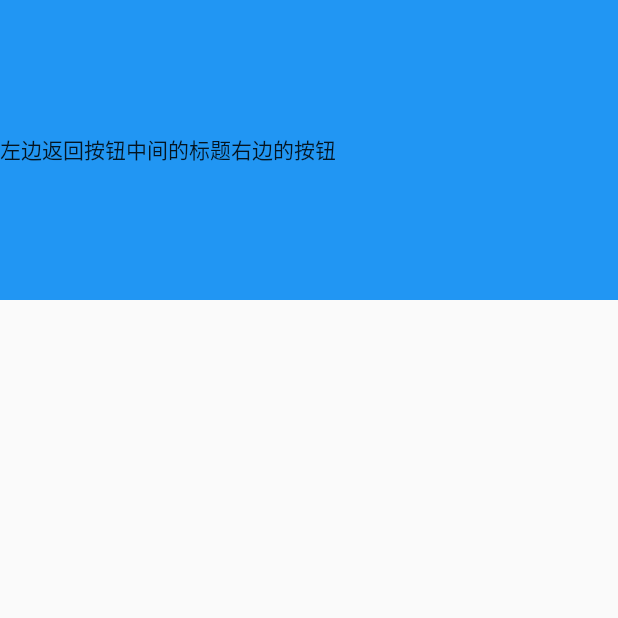
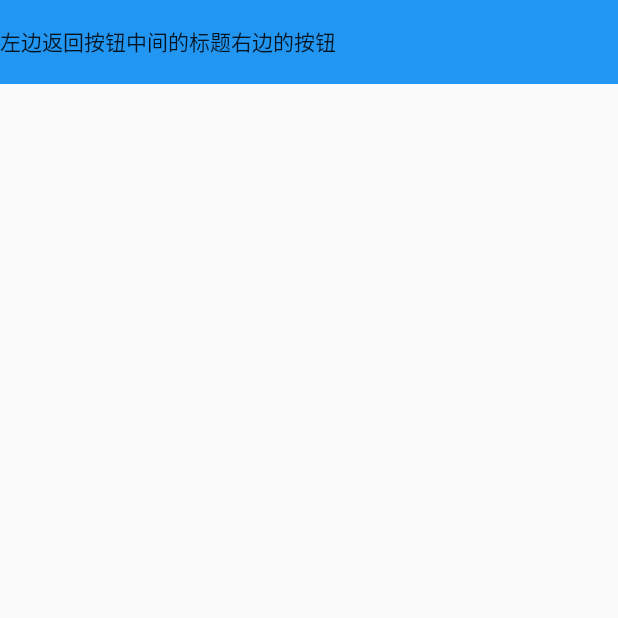
Before and after one commit to qianglifei/flutter_jwt, a Flutter app: the screen it shows after launch, on a phone screen of 412 x 824 dp, the top half of it. Run offline on Flutter 3.47's test engine with Material 2 defaults, Android fonts, the phone set to English and light mode, and no system bars; our stand-ins replace flutter_screenutil.

Commit message:
初始界面调整

```diff
--- a/lib/base/base_app_bar.dart
+++ b/lib/base/base_app_bar.dart
@@ -1,27 +1,15 @@
 import 'package:flutter/material.dart';
 import 'package:flutter/cupertino.dart';
-import 'package:flutter_screenutil/flutter_screenutil.dart';
-class BaseTitleAppBar extends StatefulWidget implements PreferredSizeWidget{
+class BaseTitleAppBar extends StatefulWidget{
   @override
   State<StatefulWidget> createState() => BaseTitleAppBarState();
-
-  @override
-  // TODO: implement preferredSize
-  Size get preferredSize => Size.fromHeight(200);
 }
 
 class BaseTitleAppBarState extends State<BaseTitleAppBar> {
   @override
   Widget build(BuildContext context) {
     // TODO: implement build
-    EdgeInsets edgeInsets = MediaQuery.of(context).padding;
-    double padding = edgeInsets.top;
-    return SafeArea(
-        child: Container(
-              width: MediaQuery.of(context).size.width,
-              height:padding + widget.preferredSize.height,
-              color: Colors.blue,
-              child: Row(
+    return Row(
         mainAxisSize: MainAxisSize.max,
         mainAxisAlignment: MainAxisAlignment.start,
         crossAxisAlignment: CrossAxisAlignment.center,
@@ -30,8 +18,6 @@ class BaseTitleAppBarState extends State<BaseTitleAppBar> {
           Text("中间的标题"),
           Text("右边的按钮"),
         ],
-        ),
-    )
     );
   }
 }
--- a/lib/login/login_screen.dart
+++ b/lib/login/login_screen.dart
@@ -27,12 +27,11 @@ class LoginScreenState extends BaseWidgetState<LoginScreen> {
 
   @override
   CustomAppBar getAppBar() {
-    // TODO: implement getAppBar
-    EdgeInsets padding = MediaQuery.of(context).padding;
-    double topPadding = padding.top;
-    print(topPadding);
     return CustomAppBar(
-      child: BaseTitleAppBar()
+      child: Container(
+        color: Colors.blue,
+        child: BaseTitleAppBar(),
+      )
     );
   }
 
--- a/lib/main/main.dart
+++ b/lib/main/main.dart
@@ -30,8 +30,17 @@ class MyApp extends StatelessWidget {
   // This widget is the root of your application.
   @override
   Widget build(BuildContext context) {
+    // 除半透明状态栏
+    if (Theme.of(context).platform == TargetPlatform.android) {
+      // android 平台
+      SystemUiOverlayStyle _style =
+      SystemUiOverlayStyle(statusBarColor: Colors.transparent);
+      SystemChrome.setSystemUIOverlayStyle(_style);
+    }
     return MaterialApp(
       title: 'Flutter Demo',
+      // 设置这一属性即可,去掉 右上角的标签
+      debugShowCheckedModeBanner: false,
       theme: ThemeData(
         // This is the theme of your application.
         //
--- a/lib/widget/custom_app_bar.dart
+++ b/lib/widget/custom_app_bar.dart
@@ -21,7 +21,7 @@ class CustomAppBar extends StatefulWidget implements PreferredSizeWidget{
   @override
   // TODO: implement preferredSize
   Size get preferredSize{
-    return Size.fromHeight(ScreenUtil().setHeight(200));
+    return Size.fromHeight(56);
   }
 
 //  @override
@@ -34,7 +34,13 @@ class _CustomAppBarState extends State<CustomAppBar> {
 
   @override
   Widget build(BuildContext context) {
-    return widget.child;
+    EdgeInsets padding = MediaQuery.of(context).padding;
+    return Container(
+      color: Colors.blue,
+      height: 1000,
+      padding: EdgeInsets.fromLTRB(0, padding.top, 0, padding.bottom),
+      child: widget.child,
+    );
 //    EdgeInsets padding = MediaQuery.of(context).padding;
 //    // 计算状态栏的高度
 //    double top = math.max(padding.top,EdgeInsets.zero.top);
```
Lines whose indentation alone changed are shown as unchanged.
